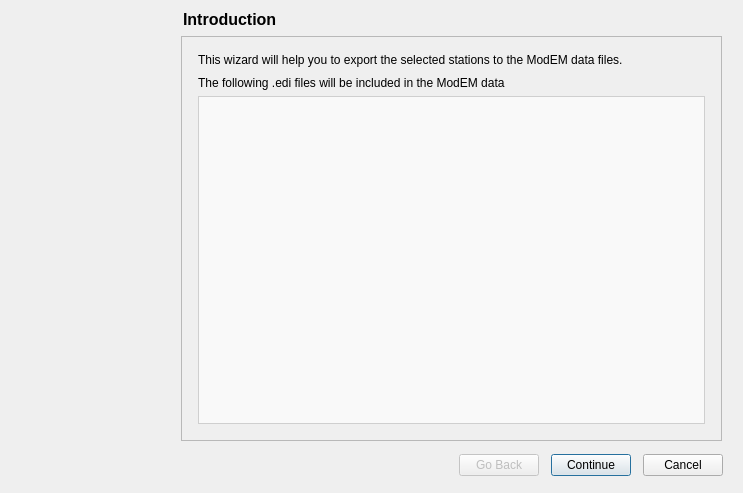
The window that mtpy/gui/SmartMT/ui_asset/wizard_export_modem.ui (MTgeophysics/mtpy) describes before a commit, drawn with Qt 5.
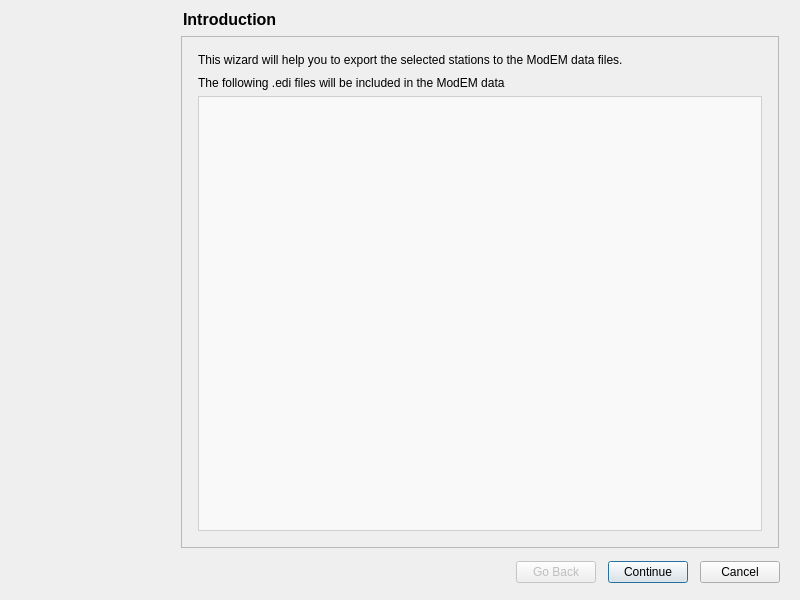
The same window after the commit.

The edit to the form file:
```diff
--- a/mtpy/gui/SmartMT/ui_asset/wizard_export_modem.ui
+++ b/mtpy/gui/SmartMT/ui_asset/wizard_export_modem.ui
@@ -6,8 +6,8 @@
    <rect>
     <x>0</x>
     <y>0</y>
-    <width>743</width>
-    <height>493</height>
+    <width>800</width>
+    <height>600</height>
    </rect>
   </property>
   <property name="windowTitle">
```
